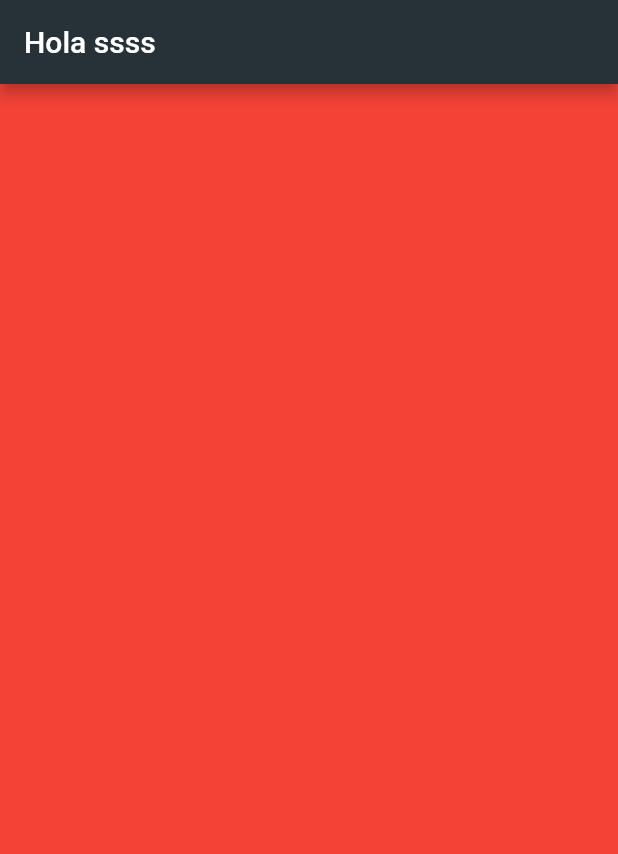
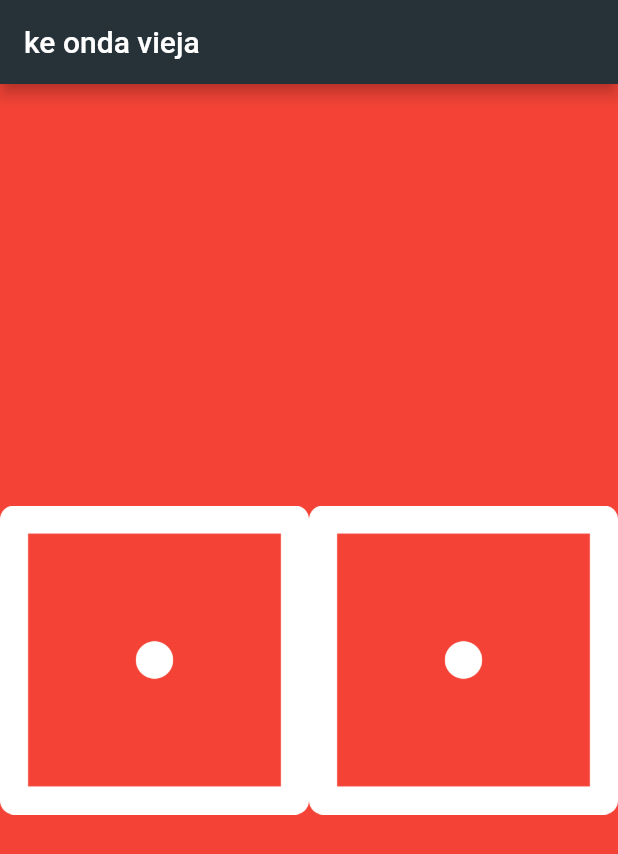
Before and after one commit to kyiroywops/tst-app-k, a Flutter app: the screen it shows after launch, on a phone screen of 412 x 824 dp. Shown: the top 854 px of the screen. Run offline on Flutter 3.47's test engine with Material 2 defaults, Android fonts, the phone set to English and light mode, and no system bars.

Commit message:
trng widg

```diff
--- a/lib/main.dart
+++ b/lib/main.dart
@@ -6,7 +6,7 @@ void main() {
       home: Scaffold(
         backgroundColor: Colors.red,
         appBar: AppBar(
-          title: Text('Hola ssss'),
+          title: Text('ke onda vieja'),
           backgroundColor: Colors.blueGrey[900],
         ),
         body: DicePage(),
@@ -18,6 +18,19 @@ void main() {
 class DicePage extends StatelessWidget {
   @override
   Widget build(BuildContext context) {
-    return Container();
+    return Center(
+      child: Row(
+        children: <Widget>[
+          Expanded(
+            flex: 1,
+            child: Image.asset('images/dice1.png'),
+          ),
+          Expanded(
+            flex: 1,
+            child: Image.asset('images/dice1.png'),
+          )
+        ],
+      ),
+    );
   }
 }
```
